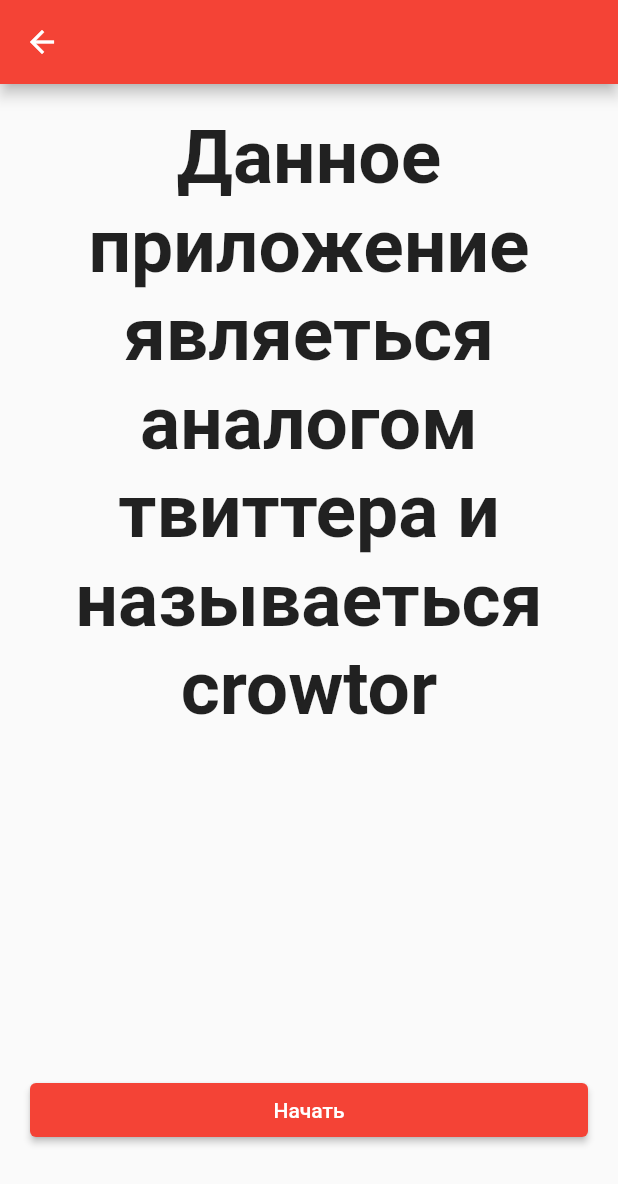
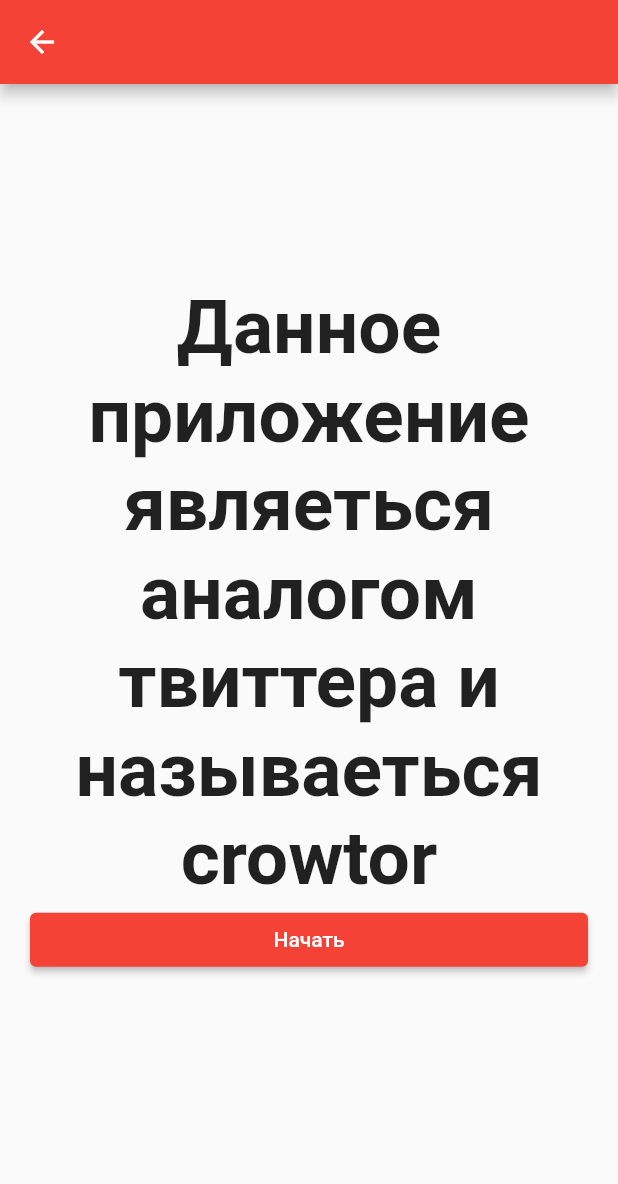
Before and after one commit to andrey-solovyev/crowtor, a Flutter app: the StartScreen screen opened directly, on a phone screen of 412 x 824 dp. Shown: the top 1184 px of the screen. Run offline on Flutter 3.47's test engine with Material 2 defaults, Android fonts, the phone set to English and light mode, and no system bars.

Commit message:
fix start screens

```diff
--- a/frontend/lib/screens/startScreen.dart
+++ b/frontend/lib/screens/startScreen.dart
@@ -18,8 +18,8 @@ class _StartScreenState extends State<StartScreen> {
     return Scaffold(
         appBar: AppBar(),
         body: Center(
-          child: Column(
-            mainAxisAlignment: MainAxisAlignment.spaceBetween,
+          child: ListView(
+            shrinkWrap: true,
             children: [
               Padding(
                   padding: widget.isFinalScreen
```
